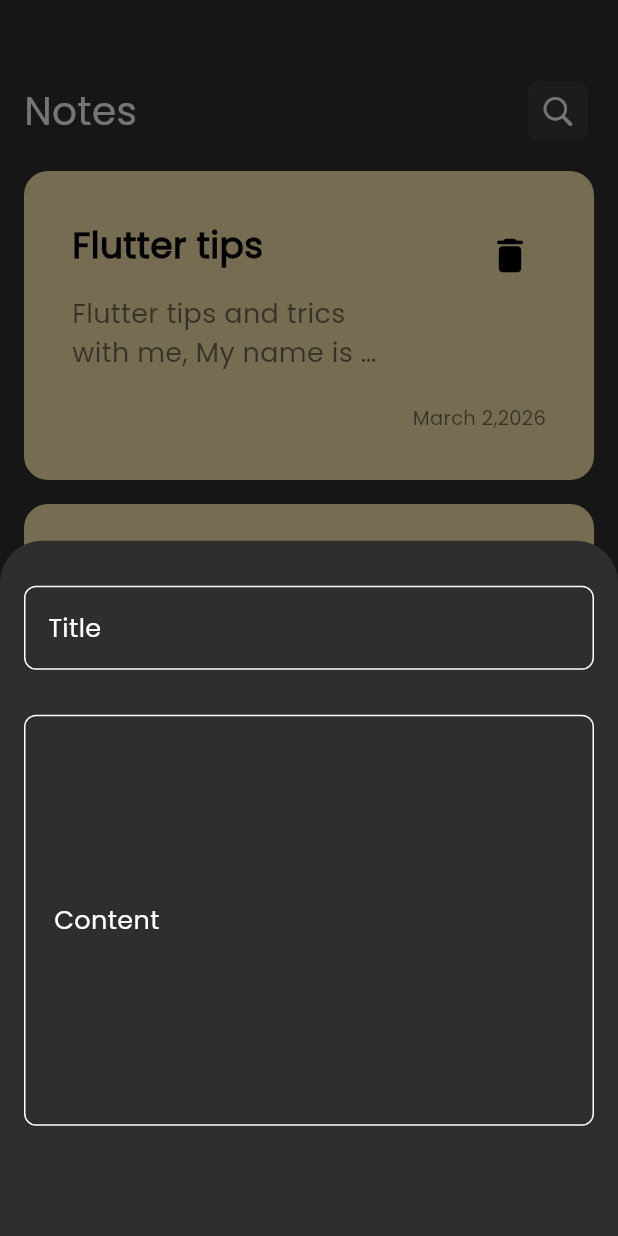
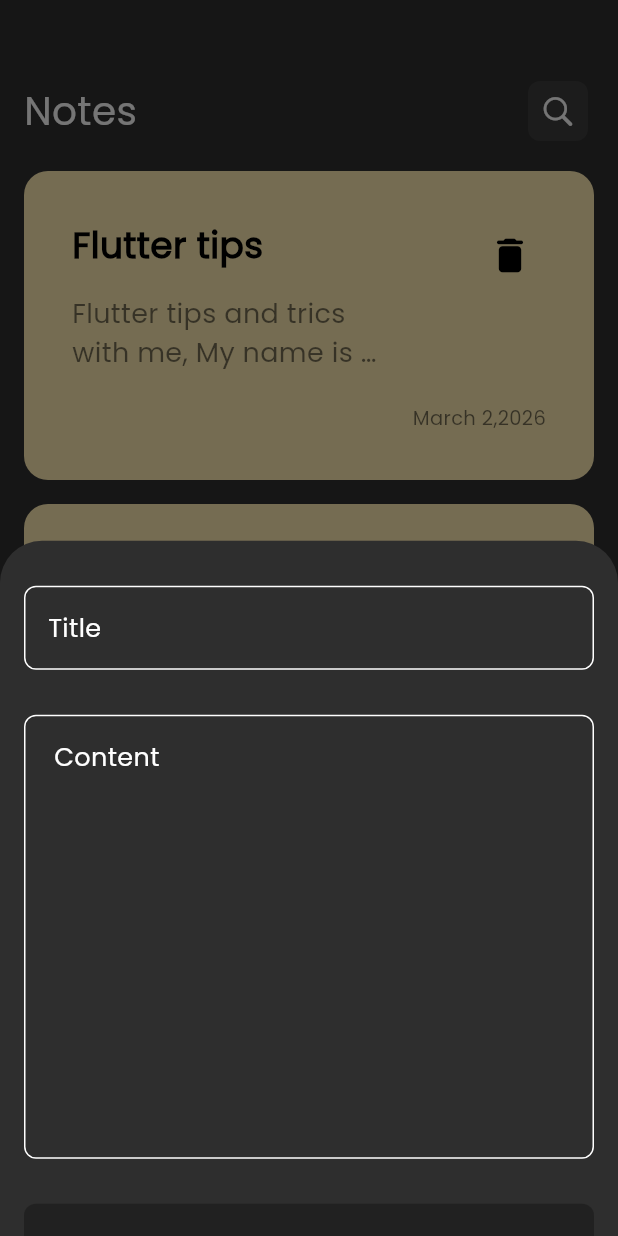
Before and after one commit to mohamedbasiouny0/NotesApp, a Flutter app: the screen it shows after launch, after a tap on the "add" icon, on a phone screen of 412 x 824 dp. Run offline on Flutter 3.47's test engine with Material 3 defaults, Android fonts, the phone set to English and light mode, and no system bars; our stand-ins replace gap.

Commit message:
add an EditNoteView

```diff
--- /dev/null
+++ b/lib/features/edit_note/views/edit_note.dart
@@ -0,0 +1,30 @@
+import 'package:flutter/material.dart';
+import 'package:gap/gap.dart';
+import 'package:test1/shared/widgets/custom_app_bar.dart';
+import 'package:test1/shared/widgets/custom_text_field.dart';
+
+class EditNoteView extends StatelessWidget {
+  const EditNoteView({super.key});
+
+  @override
+  Widget build(BuildContext context) {
+    return Scaffold(
+      body: Padding(
+        padding: const .only(right: 16, left: 16, top: 60),
+        child: Column(
+          children: [
+            CustomAppBar(
+              onPressed: () {},
+              icon: Icon(Icons.check),
+              titleText: 'Edit Note',
+            ),
+            Gap(30),
+            CustomTextField(hintText: 'Title'),
+            Gap(16),
+            CustomTextField(hintText: 'content', maxLines: 11),
+          ],
+        ),
+      ),
+    );
+  }
+}
--- a/lib/features/home/widgets/bottom_sheet_content.dart
+++ b/lib/features/home/widgets/bottom_sheet_content.dart
@@ -1,6 +1,7 @@
 import 'package:flutter/material.dart';
 import 'package:gap/gap.dart';
-import 'package:test1/features/home/widgets/custom_text_field.dart';
+import 'package:test1/features/home/widgets/custom_elevated_button.dart';
+import 'package:test1/shared/widgets/custom_text_field.dart';
 
 class BottomSheetContent extends StatefulWidget {
   const BottomSheetContent({super.key});
@@ -19,16 +20,22 @@
           FocusScope.of(context).unfocus();
           setState(() {});
         },
+        child: SingleChildScrollView(
           child: Column(
             children: [
               Gap(30),
-            CustomtextField(hintText: 'Title'),
+              CustomTextField(hintText: 'Title'),
               Gap(30),
-            CustomtextField(
+              CustomTextField(
+                maxLines: 11,
                 hintText: 'Content',
-              padding: .only(bottom: 250, left: 16, right: 16),
+                padding: .only(bottom: 16, left: 16, right: 16, top: 16),
               ),
+              Gap(30),
+              CustomElevatedButton(),
+              Gap(30),
             ],
+          ),
         ),
       ),
     );
--- /dev/null
+++ b/lib/features/home/widgets/custom_elevated_button.dart
@@ -0,0 +1,21 @@
+import 'package:flutter/material.dart';
+import 'package:test1/shared/widgets/custom_text.dart';
+
+class CustomElevatedButton extends StatelessWidget {
+  const CustomElevatedButton({super.key});
+
+  @override
+  Widget build(BuildContext context) {
+    return ElevatedButton(
+      onPressed: () {},
+
+      style: ElevatedButton.styleFrom(
+        foregroundColor: Colors.white,
+        backgroundColor: Colors.grey.shade900,
+        shape: RoundedRectangleBorder(borderRadius: .circular(8)),
+        fixedSize: Size(MediaQuery.of(context).size.width, 55),
+      ),
+      child: CustomText(text: 'Add a note'),
+    );
+  }
+}
--- a/lib/features/home/widgets/custom_text_field.dart
+++ /dev/null
@@ -1,27 +0,0 @@
-
-import 'package:flutter/material.dart';
-import 'package:test1/shared/widgets/custom_text.dart';
-
-class CustomtextField extends StatelessWidget {
-  const CustomtextField({super.key, this.padding, required this.hintText});
-  final EdgeInsetsGeometry? padding;
-  final String hintText;
-  @override
-  Widget build(BuildContext context) {
-    return TextField(
-      cursorColor: Colors.white,
-      decoration: InputDecoration(
-        contentPadding: padding,
-        hint: CustomText(text: hintText, fontSize: 17, color: Colors.white),
-        enabledBorder: OutlineInputBorder(
-          borderRadius: .circular(8),
-          borderSide: BorderSide(color: Colors.white),
-        ),
-        focusedBorder: OutlineInputBorder(
-          borderRadius: .circular(8),
-          borderSide: BorderSide(color: Colors.white),
-        ),
-      ),
-    );
-  }
-}
--- a/lib/features/home/widgets/note_item.dart
+++ b/lib/features/home/widgets/note_item.dart
@@ -2,6 +2,7 @@
 import 'package:flutter/material.dart';
 import 'package:gap/gap.dart';
 import 'package:intl/intl.dart';
+import 'package:test1/features/edit_note/views/edit_note.dart';
 import 'package:test1/shared/widgets/custom_text.dart';
 
 class NoteItem extends StatelessWidget {
@@ -12,9 +13,14 @@
     final now = DateTime.now();
     final formattedDate = DateFormat('MMMM d,yyyy').format(now);
 
-    return Container(
+    return GestureDetector(
+      onTap: () => Navigator.push(
+        context,
+        MaterialPageRoute(builder: (context) => EditNoteView()),
+      ),
+      child: Container(
         padding: .all(32),
-      margin: .only(bottom: 16) ,
+        margin: .only(bottom: 16),
         width: MediaQuery.of(context).size.width,
         height: MediaQuery.of(context).size.width * .5,
         decoration: BoxDecoration(
@@ -69,6 +75,7 @@
             ),
           ],
         ),
+      ),
     );
   }
 }
--- a/lib/features/home/widgets/notes_view_body.dart
+++ b/lib/features/home/widgets/notes_view_body.dart
@@ -1,7 +1,7 @@
+import 'package:flutter/cupertino.dart';
 import 'package:flutter/material.dart';
 import 'package:gap/gap.dart';
-import 'package:test1/features/home/widgets/custom_app_bar.dart';
-import 'package:test1/features/home/widgets/note_item.dart';
+import 'package:test1/shared/widgets/custom_app_bar.dart';
 import 'package:test1/features/home/widgets/notes_listview.dart';
 
 class NotesViewBody extends StatelessWidget {
@@ -14,7 +14,11 @@
       child: Column(
         children: [
           Gap(50),
-          CustomAppBar(onPressed: () {}),
+          CustomAppBar(
+            onPressed: () {},
+            icon: Icon(CupertinoIcons.search),
+            titleText: 'Notes',
+          ),
           Gap(16),
           Expanded(child: NotesListView()),
         ],
--- a/lib/features/home/widgets/custom_app_bar.dart
+++ b/lib/shared/widgets/custom_app_bar.dart
@@ -3,19 +3,26 @@
 import 'package:test1/shared/widgets/custom_text.dart';
 
 class CustomAppBar extends StatelessWidget {
-  const CustomAppBar({super.key, required this.onPressed});
+  const CustomAppBar({
+    super.key,
+    required this.onPressed,
+    required this.icon,
+    required this.titleText,
+  });
 
   final VoidCallback onPressed;
+  final Icon icon;
+  final String titleText;
 
   @override
   Widget build(BuildContext context) {
     return Row(
       mainAxisAlignment: .spaceBetween,
       children: [
-        CustomText(text: 'Notes', fontSize: 26),
+        CustomText(text: titleText, fontSize: 26),
         IconButton(
           onPressed: onPressed,
-          icon: Icon(CupertinoIcons.search),
+          icon: icon,
           style: IconButton.styleFrom(
             backgroundColor: Color(0xff3C3C3C),
             shape: RoundedRectangleBorder(borderRadius: .circular(8)),
--- /dev/null
+++ b/lib/shared/widgets/custom_text_field.dart
@@ -0,0 +1,34 @@
+import 'package:flutter/material.dart';
+import 'package:test1/shared/widgets/custom_text.dart';
+
+class CustomTextField extends StatelessWidget {
+  const CustomTextField({
+    super.key,
+    this.padding,
+    required this.hintText,
+    this.maxLines = 1,
+  });
+  final EdgeInsetsGeometry? padding;
+  final String hintText;
+  final int maxLines;
+  OutlineInputBorder buildBorder() {
+    return OutlineInputBorder(
+      borderRadius: .circular(8),
+      borderSide: BorderSide(color: Colors.white),
+    );
+  }
+
+  @override
+  Widget build(BuildContext context) {
+    return TextField(
+      maxLines: maxLines,
+      cursorColor: Colors.white,
+      decoration: InputDecoration(
+        contentPadding: padding,
+        hint: CustomText(text: hintText, fontSize: 17, color: Colors.white),
+        enabledBorder: buildBorder(),
+        focusedBorder: buildBorder(),
+      ),
+    );
+  }
+}
```
Lines whose indentation alone changed are shown as unchanged.
